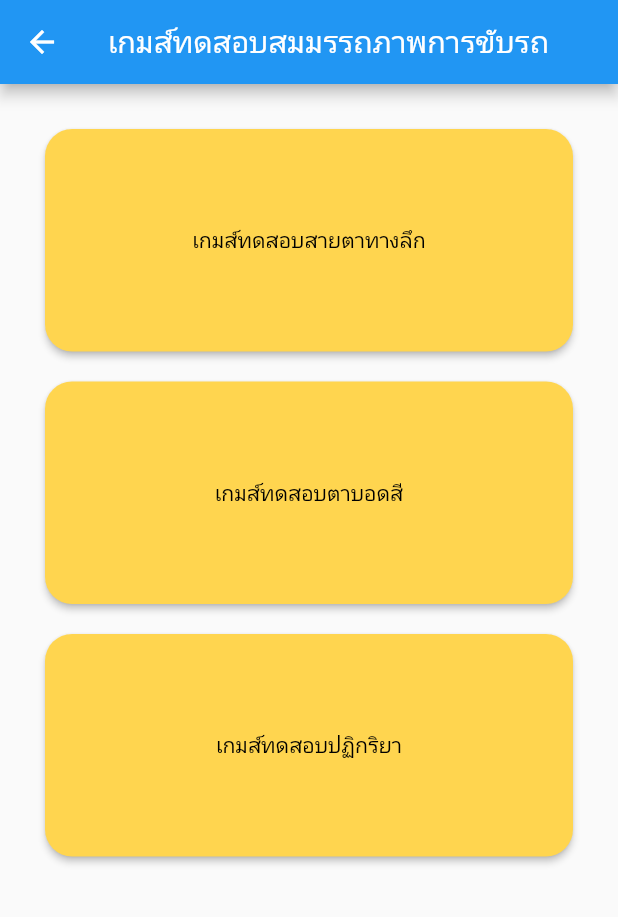
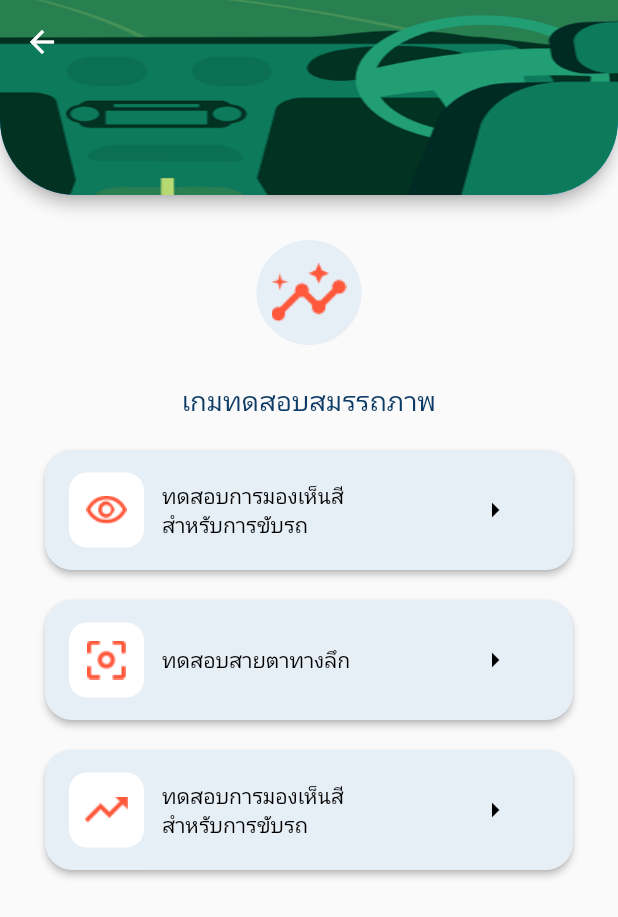
Before and after one commit to tham9500/ft_app_easy_drive, a Flutter app: the Home_game screen opened directly, on a phone screen of 412 x 824 dp. Shown: the top 917 px of the screen. Run offline on Flutter 3.47's test engine with Material 2 defaults, Android fonts, the phone set to English and light mode, and no system bars; our stand-ins replace shared_preferences; missing offline and left inert: splash_screen_view; accounts and stored records are empty.

Commit message:
[ADD]image icon home game [FIX]layout spage home game

```diff
--- a/lib/pages/games_page/home_game.dart
+++ b/lib/pages/games_page/home_game.dart
@@ -14,18 +14,100 @@ class _Home_gameState extends State<Home_game> {
   @override
   Widget build(BuildContext context) {
     return Scaffold(
-      appBar: AppBar(
-        centerTitle: true,
-        title: Text("เกมส์ทดสอบสมมรรถภาพการขับรถ"),
+      appBar: PreferredSize(
+        preferredSize: Size.fromHeight(130.0),
+        child: AppBar(
+          centerTitle: true,
+          flexibleSpace: ClipRRect(
+            borderRadius: BorderRadius.only(
+                bottomLeft: Radius.circular(50),
+                bottomRight: Radius.circular(50)),
+            child: Container(
+              decoration: BoxDecoration(
+                image: DecorationImage(
+                    image: AssetImage("assets/images/appbars/appbar.png"),
+                    fit: BoxFit.fill),
+              ),
+              child: Column(
+                mainAxisAlignment: MainAxisAlignment.center,
+                children: <Widget>[
+                  Container(
+                    child: Container(
+                      child: Column(
+                        children: [
+                          Container(
+                            child: Column(
+                              // mainAxisAlignment: MainAxisAlignment.start,
+                              children: <Widget>[
+                                Container(
+                                  child: Text(
+                                    "",
+                                    style: TextStyle(
+                                        fontSize: 28,
+                                        fontWeight: FontWeight.bold,
+                                        color: Colors.white),
+                                    textAlign: TextAlign.left,
+                                  ),
+                                ),
+                              ],
+                            ),
+                          ),
+                          SizedBox(height: 30),
+                          Container(
+                            child: Row(
+                              mainAxisAlignment: MainAxisAlignment.center,
+                              children: <Widget>[],
+                            ),
+                          ),
+                        ],
+                      ),
+                    ),
+                  ),
+                ],
+              ),
+            ),
+          ),
+          // title: Text(
+          //   "ลงทะเบียนเข้าใช้งาน",
+          //   style: TextStyle(fontSize: 28, fontWeight: FontWeight.bold),
+          // ),
+          shape: RoundedRectangleBorder(
+            borderRadius: BorderRadius.only(
+                bottomLeft: Radius.circular(50),
+                bottomRight: Radius.circular(50)),
+          ),
+        ),
       ),
       body: Container(
         child: Padding(
           padding: const EdgeInsets.all(30),
           child: Column(
             children: <Widget>[
-              Games_distance(),
+              Container(
+                height: 70,
+                width: 70,
+                decoration: BoxDecoration(
+                  color: Color.fromRGBO(230, 238, 246, 1),
+                  shape: BoxShape.circle,
+                  image: const DecorationImage(
+                    image: AssetImage("assets/images/game_icon/main_game.png"),
+                  ),
+                ),
+              ),
+              SizedBox(height: 25),
+              Container(
+                child: Center(
+                  child: Text(
+                    "เกมทดสอบสมรรถภาพ",
+                    style: TextStyle(
+                        fontSize: 18, color: Color.fromRGBO(13, 59, 102, 1)),
+                  ),
+                ),
+              ),
               SizedBox(height: 20),
               Game_Colors(),
+              SizedBox(height: 20),
+              Games_distance(),
               SizedBox(height: 20),
               Game_Action(),
             ],
@@ -37,20 +119,47 @@ class _Home_gameState extends State<Home_game> {
 
   Widget Games_distance() {
     return Container(
-        height: MediaQuery.of(context).size.height * 0.18,
+        height: 80,
         width: MediaQuery.of(context).size.width,
 
         // color: Colors.amber.shade200,
         child: ElevatedButton(
             style: ButtonStyle(
                 foregroundColor: MaterialStateProperty.all<Color>(Colors.black),
-                backgroundColor:
-                    MaterialStateProperty.all<Color>(Colors.amber.shade300),
+                backgroundColor: MaterialStateProperty.all<Color>(
+                  Color.fromRGBO(230, 238, 246, 1),
+                ),
                 shape: MaterialStateProperty.all<RoundedRectangleBorder>(
                     RoundedRectangleBorder(
                   borderRadius: BorderRadius.circular(18.0),
                 ))),
-            child: Text("เกมส์ทดสอบสายตาทางลึก"),
+            child: Container(
+              child: Row(
+                children: <Widget>[
+                  Container(
+                    height: 50,
+                    width: 50,
+                    decoration: BoxDecoration(
+                      color: Colors.white,
+                      borderRadius: BorderRadius.circular(12),
+                      image: const DecorationImage(
+                        image: AssetImage("assets/images/game_icon/length.png"),
+                      ),
+                    ),
+                  ),
+                  SizedBox(width: 12),
+                  Container(
+                    width: 210,
+                    child: Text("ทดสอบสายตาทางลึก"),
+                  ),
+                  Container(
+                    child: Container(
+                      child: Icon(Icons.arrow_right),
+                    ),
+                  ),
+                ],
+              ),
+            ),
             onPressed: () {
               print("games colors click");
               Navigator.push(context,
@@ -60,20 +169,47 @@ class _Home_gameState extends State<Home_game> {
 
   Widget Game_Colors() {
     return Container(
-        height: MediaQuery.of(context).size.height * 0.18,
+        height: 80,
         width: MediaQuery.of(context).size.width,
 
         // color: Colors.amber.shade200,
         child: ElevatedButton(
             style: ButtonStyle(
                 foregroundColor: MaterialStateProperty.all<Color>(Colors.black),
-                backgroundColor:
-                    MaterialStateProperty.all<Color>(Colors.amber.shade300),
+                backgroundColor: MaterialStateProperty.all<Color>(
+                  Color.fromRGBO(230, 238, 246, 1),
+                ),
                 shape: MaterialStateProperty.all<RoundedRectangleBorder>(
                     RoundedRectangleBorder(
                   borderRadius: BorderRadius.circular(18.0),
                 ))),
-            child: Text("เกมส์ทดสอบตาบอดสี"),
+            child: Container(
+              child: Row(
+                children: <Widget>[
+                  Container(
+                    height: 50,
+                    width: 50,
+                    decoration: BoxDecoration(
+                      color: Colors.white,
+                      borderRadius: BorderRadius.circular(12),
+                      image: const DecorationImage(
+                        image: AssetImage("assets/images/game_icon/color.png"),
+                      ),
+                    ),
+                  ),
+                  SizedBox(width: 12),
+                  Container(
+                    width: 210,
+                    child: Text("ทดสอบการมองเห็นสี\nสำหรับการขับรถ"),
+                  ),
+                  Container(
+                    child: Container(
+                      child: Icon(Icons.arrow_right),
+                    ),
+                  ),
+                ],
+              ),
+            ),
             onPressed: () {
               print("games colors click");
               Navigator.push(context,
@@ -83,20 +219,47 @@ class _Home_gameState extends State<Home_game> {
 
   Widget Game_Action() {
     return Container(
-        height: MediaQuery.of(context).size.height * 0.18,
+        height: 80,
         width: MediaQuery.of(context).size.width,
 
         // color: Colors.amber.shade200,
         child: ElevatedButton(
             style: ButtonStyle(
                 foregroundColor: MaterialStateProperty.all<Color>(Colors.black),
-                backgroundColor:
-                    MaterialStateProperty.all<Color>(Colors.amber.shade300),
+                backgroundColor: MaterialStateProperty.all<Color>(
+                  Color.fromRGBO(230, 238, 246, 1),
+                ),
                 shape: MaterialStateProperty.all<RoundedRectangleBorder>(
                     RoundedRectangleBorder(
                   borderRadius: BorderRadius.circular(18.0),
                 ))),
-            child: Text("เกมส์ทดสอบปฏิกริยา"),
+            child: Container(
+              child: Row(
+                children: <Widget>[
+                  Container(
+                    height: 50,
+                    width: 50,
+                    decoration: BoxDecoration(
+                      color: Colors.white,
+                      borderRadius: BorderRadius.circular(12),
+                      image: const DecorationImage(
+                        image: AssetImage("assets/images/game_icon/action.png"),
+                      ),
+                    ),
+                  ),
+                  SizedBox(width: 12),
+                  Container(
+                    width: 210,
+                    child: Text("ทดสอบการมองเห็นสี\nสำหรับการขับรถ"),
+                  ),
+                  Container(
+                    child: Container(
+                      child: Icon(Icons.arrow_right),
+                    ),
+                  ),
+                ],
+              ),
+            ),
             onPressed: () {
               print("games action click");
               Navigator.push(context,
--- a/pubspec.yaml
+++ b/pubspec.yaml
@@ -62,6 +62,7 @@ flutter:
     - assets/images/appbars/
     - assets/images/logo/
     - assets/images/scrolls/
+    - assets/images/game_icon/
   #   - images/a_dot_ham.jpeg
 
   # An image asset can refer to one or more resolution-specific "variants", see
```
Also changed, not shown: assets/images/game_icon/action.png (added), assets/images/game_icon/color.png (added), assets/images/game_icon/length.png (added), assets/images/game_icon/main_game.png (added).
